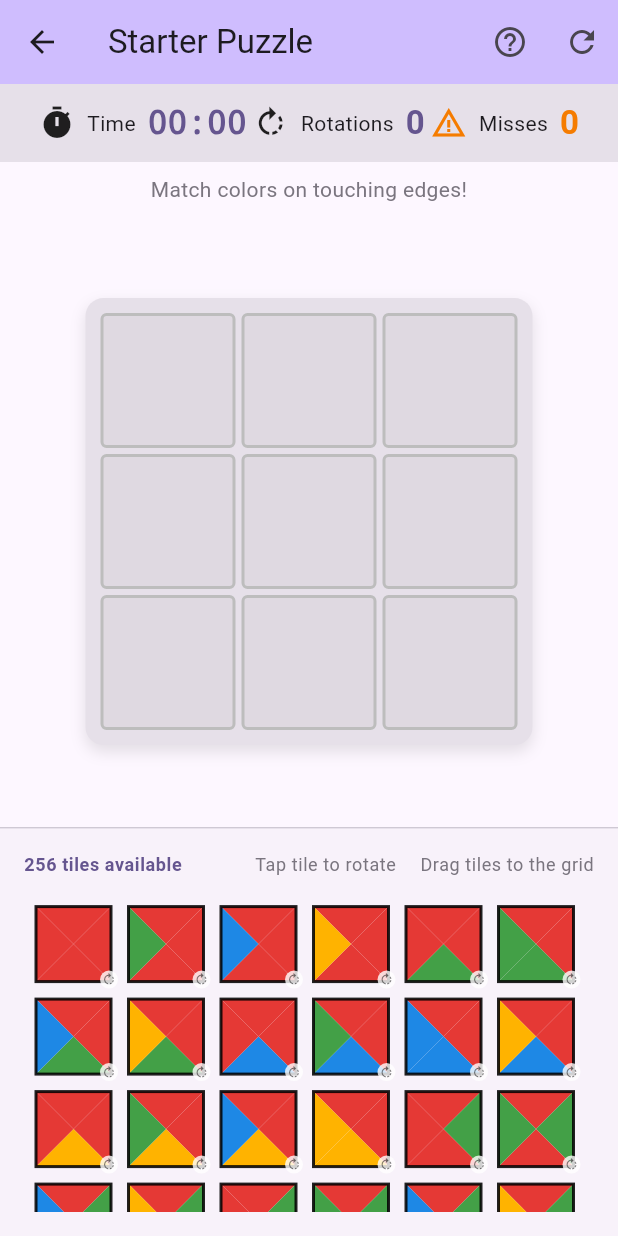
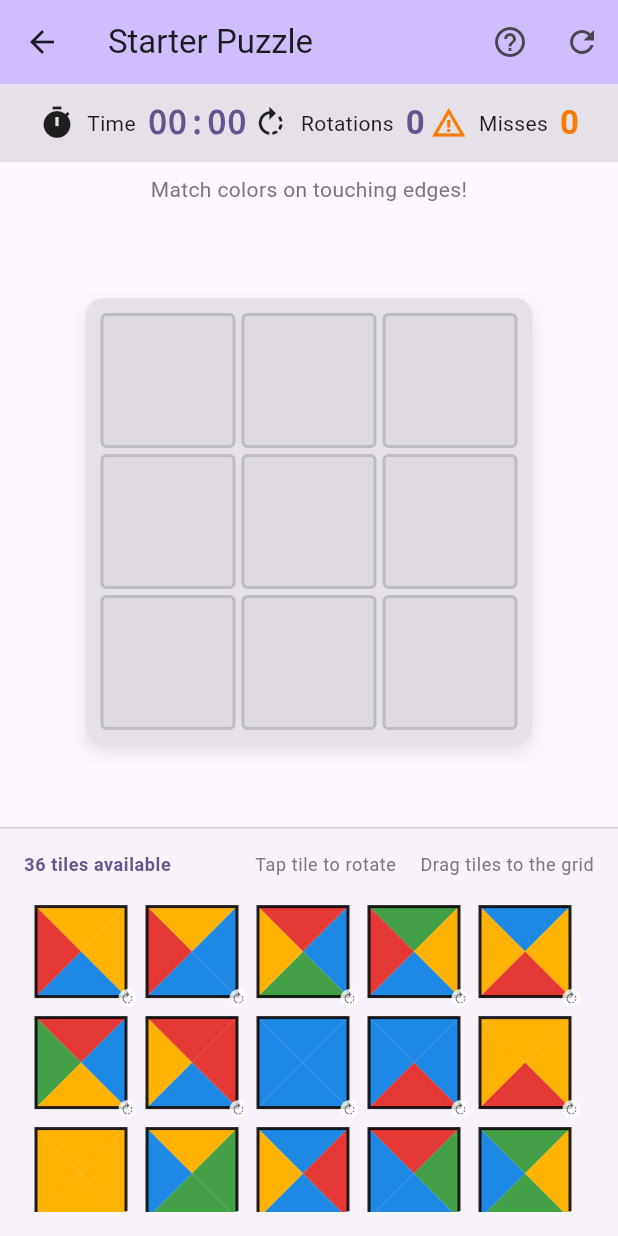
Before and after one commit to Balinti/carpet_game, a Flutter app: the screen it shows after launch, after a tap on "Starter Puzzle", on a phone screen of 412 x 824 dp. Run offline on Flutter 3.47's test engine with Material 3 defaults, Android fonts, the phone set to English and light mode, and no system bars.

Commit message:
Use specific 36 tile combinations for Starter Puzzle
- Changed from 256 random combinations to the exact 36 tiles provided
- Tiles defined by 4-letter codes: yybe, ybbr, rbgy, etc.
- Letters map to colors: y=yellow, b=blue, r=red, g=green
- Increased tile size to 60px for better visibility with fewer tiles
- Updated rules text to reflect 36 options
- Updated version to v2.2.0

```diff
--- a/lib/l10n/app_localizations.dart
+++ b/lib/l10n/app_localizations.dart
@@ -158,7 +158,7 @@ class AppLocalizations {
   String get dragToPlace => _t('Drag tiles to the grid', 'Arrastra azulejos a la cuadrícula', 'גרור אריחים לרשת');
   String get matchingColors => _t('Match colors on touching edges!', '¡Combina colores en bordes que se tocan!', '!התאם צבעים בקצוות הנוגעים');
   String get starterPuzzleRules => _t('Starter Puzzle Rules', 'Reglas del Rompecabezas', 'חוקי הפאזל');
-  String get rule1Place9 => _t('1. Fill the 3x3 grid by choosing 9 tiles from 256 options.', '1. Llena la cuadrícula 3x3 eligiendo 9 azulejos de 256 opciones.', '.מלא את הרשת 3x3 על ידי בחירת 9 אריחים מתוך 256 אפשרויות .1');
+  String get rule1Place9 => _t('1. Fill the 3x3 grid by choosing 9 tiles from 36 options.', '1. Llena la cuadrícula 3x3 eligiendo 9 azulejos de 36 opciones.', '.מלא את הרשת 3x3 על ידי בחירת 9 אריחים מתוך 36 אפשרויות .1');
   String get rule2MatchColors => _t('2. Adjacent tiles must have matching colors.', '2. Los azulejos adyacentes deben tener colores coincidentes.', '.אריחים סמוכים חייבים להיות עם צבעים תואמים .2');
   String get rule3Rotate => _t('3. Tap tiles to rotate them before placing.', '3. Toca los azulejos para rotarlos antes de colocar.', '.הקש על אריחים לסיבוב לפני ההנחה .3');
   String get rule4Timer => _t('4. Complete as fast as you can!', '4. ¡Completa lo más rápido que puedas!', '!השלם כמה שיותר מהר .4');
--- a/lib/models/carpet_tile.dart
+++ b/lib/models/carpet_tile.dart
@@ -216,4 +216,52 @@ class CarpetTile {
 
     return tiles;
   }
+
+  /// Generates the specific 36 tile combinations for the Starter Puzzle.
+  /// Each code is 4 letters: top, right, bottom, left (y=yellow, b=blue, r=red, g=green)
+  static List<CarpetTile> generateStarterPuzzleTiles() {
+    const tileCodes = [
+      // Row 1
+      'yybe', 'ybbr', 'rbgy', 'gybr', 'byry', 'rbyg',
+      // Row 2
+      'rrby', 'bbbb', 'bbrb', 'yyry', 'yyyy', 'yggb',
+      // Row 3
+      'brby', 'rgbb', 'gygb', 'gbby', 'byyy', 'ygyr',
+      // Row 4
+      'yggy', 'ggbr', 'bgry', 'rggb', 'grgy', 'grbr',
+      // Row 5
+      'bbgg', 'yggg', 'gggg', 'yrgy', 'rrrr', 'rybr',
+      // Row 6
+      'gyyb', 'yrgg', 'grbg', 'brgy', 'gryr', 'ybry',
+    ];
+
+    TileColor letterToColor(String letter) {
+      switch (letter) {
+        case 'y':
+          return TileColor.yellow;
+        case 'b':
+          return TileColor.blue;
+        case 'r':
+          return TileColor.red;
+        case 'g':
+          return TileColor.green;
+        default:
+          return TileColor.red;
+      }
+    }
+
+    final tiles = <CarpetTile>[];
+    for (int i = 0; i < tileCodes.length; i++) {
+      final code = tileCodes[i];
+      tiles.add(CarpetTile(
+        id: 'tile_$i',
+        top: letterToColor(code[0]),
+        right: letterToColor(code[1]),
+        bottom: letterToColor(code[2]),
+        left: letterToColor(code[3]),
+      ));
+    }
+
+    return tiles;
+  }
 }
--- a/lib/screens/home_screen.dart
+++ b/lib/screens/home_screen.dart
@@ -39,7 +39,7 @@ class HomeScreen extends StatelessWidget {
                 bottom: 8,
                 left: 8,
                 child: Text(
-                  'v2.1.0',
+                  'v2.2.0',
                   style: TextStyle(
                     fontSize: 10,
                     color: Theme.of(context).colorScheme.onPrimaryContainer.withOpacity(0.5),
--- a/lib/screens/starter_puzzle_screen.dart
+++ b/lib/screens/starter_puzzle_screen.dart
@@ -49,8 +49,8 @@ class _StarterPuzzleScreenState extends State<StarterPuzzleScreen> {
   }
 
   void _initializePuzzle() {
-    // Generate ALL 256 possible tile combinations (4 colors ^ 4 positions)
-    _allTiles = CarpetTile.generateAllCombinations();
+    // Generate the specific 36 tile combinations for Starter Puzzle
+    _allTiles = CarpetTile.generateStarterPuzzleTiles();
     _grid.fillRange(0, 9, null);
     _selectedTile = null;
     _rotationCount = 0;
@@ -689,8 +689,8 @@ class _StarterPuzzleScreenState extends State<StarterPuzzleScreen> {
   }
 
   Widget _buildAvailableTiles() {
-    // Smaller tiles for 256 options - use GridView for scrolling
-    const tileSize = 50.0;
+    // 36 tiles - larger size for better visibility
+    const tileSize = 60.0;
 
     return GridView.builder(
       padding: const EdgeInsets.all(8),
```
